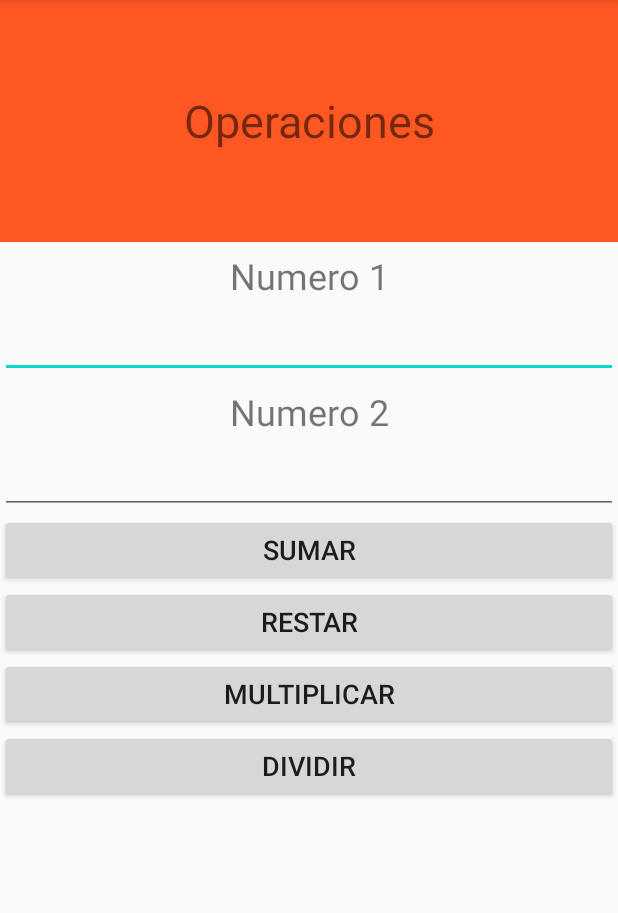
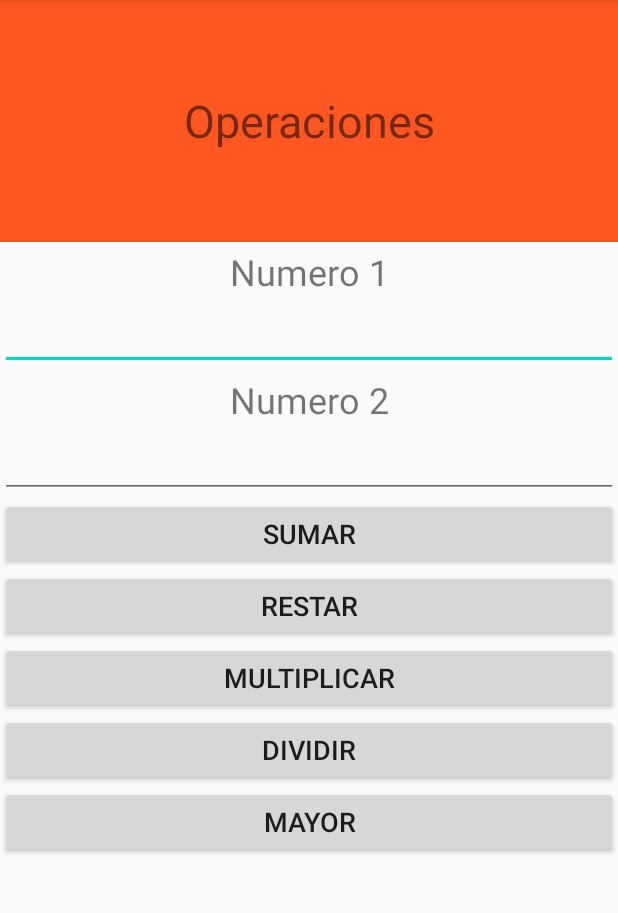
Before and after one commit to BladeNigth/TallerUnimag, an Android app: the SecondActivity screen opened directly, with no data from a screen before it, on a phone screen of 412 x 824 dp, the part 84-997 px from its top. Run offline under Robolectric (Android 15) with nearby library versions, the phone set to English and light mode, and no system bars.

Commit message:
agregando evento Numero MAYOR

```diff
--- a/app/src/main/java/co/edu/unimagdalena/apmoviles/tallerunimag/SecondActivity.java
+++ b/app/src/main/java/co/edu/unimagdalena/apmoviles/tallerunimag/SecondActivity.java
@@ -10,7 +10,7 @@ import android.widget.Toast;
 
 public class SecondActivity extends AppCompatActivity implements View.OnClickListener {
     EditText n1,n2;
-    Button suma,resta,multi,div;
+    Button suma,resta,multi,div, mayor;
     @Override
     protected void onCreate(Bundle savedInstanceState) {
         super.onCreate(savedInstanceState);
@@ -21,10 +21,12 @@ public class SecondActivity extends AppCompatActivity implements View.OnClickLis
         resta = findViewById(R.id.btnrestar);
         multi = findViewById(R.id.btnmultiplicar);
         div  = findViewById(R.id.btnDividir);
+        mayor = findViewById(R.id.btnmayor);
         suma.setOnClickListener(this);
         resta.setOnClickListener(this);
         multi.setOnClickListener(this);
         div.setOnClickListener(this);
+        mayor.setOnClickListener(this);
 
     }
 
@@ -45,12 +47,20 @@ public class SecondActivity extends AppCompatActivity implements View.OnClickLis
                 Toast.makeText(this,"Multiplicacion = " + (num1 * num2),Toast.LENGTH_LONG).show();
                 break;
             case R.id.btnDividir:
-
                 if(num2 == 0){
                     Toast.makeText(getApplicationContext(), "Datos invalidos", Toast.LENGTH_LONG).show();
                 }else{
                     Toast.makeText(this,"Divicion = " +(num1 / num2),Toast.LENGTH_LONG).show();
                 }
+                break;
+            case R.id.btnmayor:
+                if(num1 > num2){
+                    Toast.makeText(this,"el Mayor es = "+ num1,Toast.LENGTH_LONG).show();
+                }else if(num2 > num1){
+                    Toast.makeText(this,"el Mayor es = "+ num2,Toast.LENGTH_LONG).show();
+                }else if(num1 == num2 ){
+                    Toast.makeText(this,"son Iguales "+ num1,Toast.LENGTH_LONG).show();
+                }
 
         }
     }
--- a/app/src/main/res/layout/activity_second.xml
+++ b/app/src/main/res/layout/activity_second.xml
@@ -34,7 +34,7 @@
         <TextView
             android:id="@+id/textView4"
             android:layout_width="match_parent"
-            android:layout_height="45dp"
+            android:layout_height="40dp"
             android:gravity="center"
             android:text="@string/dato1"
             android:textSize="24sp" />
@@ -49,7 +49,7 @@
         <TextView
             android:id="@+id/textView5"
             android:layout_width="match_parent"
-            android:layout_height="45dp"
+            android:layout_height="40dp"
             android:gravity="center"
             android:text="@string/dato2"
             android:textSize="24sp" />
@@ -89,6 +89,13 @@
             android:text="@string/dividir"
             android:textSize="18sp" />
 
+        <Button
+            android:id="@+id/btnmayor"
+            android:layout_width="match_parent"
+            android:layout_height="wrap_content"
+            android:text="@string/mayor"
+            android:textSize="18sp" />
+
     </LinearLayout>
 
     <LinearLayout
--- a/app/src/main/res/values/strings.xml
+++ b/app/src/main/res/values/strings.xml
@@ -13,4 +13,5 @@
     <string name="sumar">Sumar</string>
     <string name="multiplicar">Multiplicar</string>
     <string name="dividir">Dividir</string>
+    <string name="mayor">Mayor</string>
 </resources>
```
